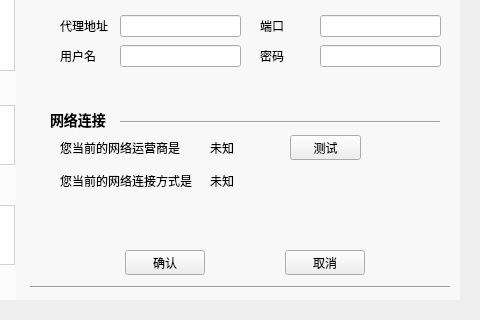
Greedysky/TTKMusicPlayer, file TTKCore/musicUi/musicWidget/musicsettingwidget.ui: the form before one commit; both pictures show x 130 to 610 and y 120 to 440 of the 610 by 440 pixel window.
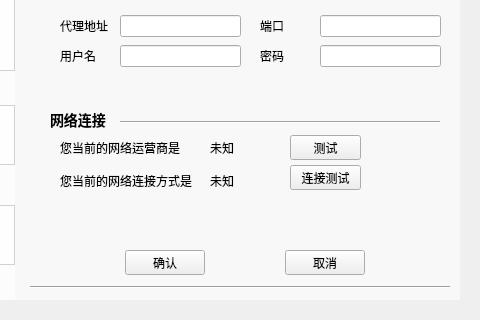
The form after the commit. The open tabs and pages were chosen to show the change. Custom widgets are drawn as their Qt base class.

The edit to the form file:
```diff
--- a/TTKCore/musicUi/musicWidget/musicsettingwidget.ui
+++ b/TTKCore/musicUi/musicWidget/musicsettingwidget.ui
@@ -1989,6 +1989,19 @@
       <string>测试</string>
      </property>
     </widget>
+    <widget class="QPushButton" name="netCheckTypeButton">
+     <property name="geometry">
+      <rect>
+       <x>260</x>
+       <y>240</y>
+       <width>71</width>
+       <height>25</height>
+      </rect>
+     </property>
+     <property name="text">
+      <string>连接测试</string>
+     </property>
+    </widget>
    </widget>
   </widget>
   <widget class="QWidget" name="functionArea" native="true">
```
